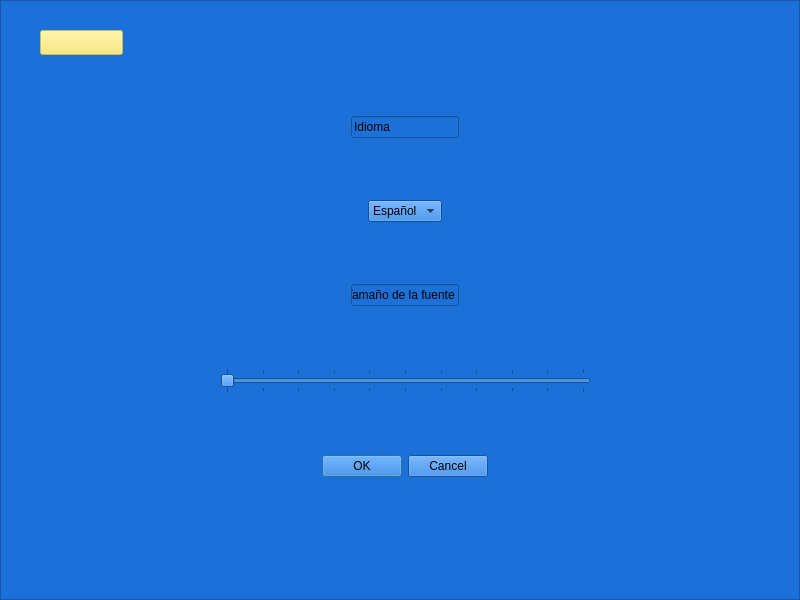
guille31794/latency_tester, file LatencyTester/startscreen.ui: the form before one commit.
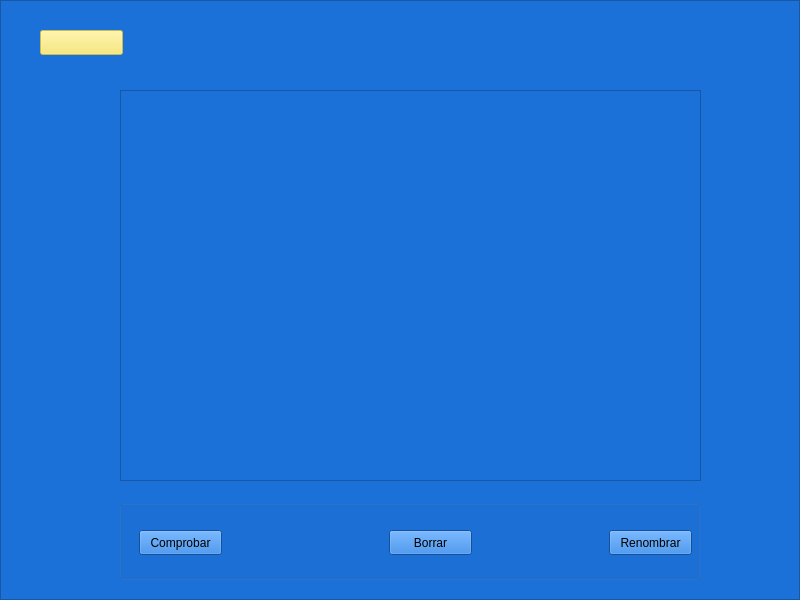
The form after the commit.

The edit to the form file:
```diff
--- a/LatencyTester/startscreen.ui
+++ b/LatencyTester/startscreen.ui
@@ -314,10 +314,95 @@
      </layout>
     </widget>
    </widget>
+   <widget class="QFrame" name="registryFrame">
+    <property name="geometry">
+     <rect>
+      <x>0</x>
+      <y>0</y>
+      <width>800</width>
+      <height>600</height>
+     </rect>
+    </property>
+    <property name="frameShape">
+     <enum>QFrame::StyledPanel</enum>
+    </property>
+    <property name="frameShadow">
+     <enum>QFrame::Raised</enum>
+    </property>
+    <widget class="QTreeView" name="registryTreeView">
+     <property name="geometry">
+      <rect>
+       <x>120</x>
+       <y>90</y>
+       <width>581</width>
+       <height>391</height>
+      </rect>
+     </property>
+    </widget>
+    <widget class="QGroupBox" name="registryButtonsBox">
+     <property name="geometry">
+      <rect>
+       <x>119</x>
+       <y>500</y>
+       <width>581</width>
+       <height>80</height>
+      </rect>
+     </property>
+     <property name="title">
+      <string/>
+     </property>
+     <property name="alignment">
+      <set>Qt::AlignCenter</set>
+     </property>
+     <property name="flat">
+      <bool>false</bool>
+     </property>
+     <widget class="QPushButton" name="checkRegistryEntryButton">
+      <property name="geometry">
+       <rect>
+        <x>20</x>
+        <y>30</y>
+        <width>83</width>
+        <height>25</height>
+       </rect>
+      </property>
+      <property name="text">
+       <string>Comprobar</string>
+      </property>
+     </widget>
+     <widget class="QPushButton" name="deleteRegistryEntryButton">
+      <property name="geometry">
+       <rect>
+        <x>270</x>
+        <y>30</y>
+        <width>83</width>
+        <height>25</height>
+       </rect>
+      </property>
+      <property name="text">
+       <string>Borrar</string>
+      </property>
+     </widget>
+     <widget class="QPushButton" name="renameRegistryEntryButton">
+      <property name="geometry">
+       <rect>
+        <x>490</x>
+        <y>30</y>
+        <width>83</width>
+        <height>25</height>
+       </rect>
+      </property>
+      <property name="text">
+       <string>Renombrar</string>
+      </property>
+     </widget>
+    </widget>
+   </widget>
    <zorder>verticalLayoutWidget</zorder>
    <zorder>helpFrame</zorder>
    <zorder>generalInfoFrame</zorder>
    <zorder>settingsFrame</zorder>
+   <zorder>registryFrame</zorder>
    <zorder>backButton</zorder>
   </widget>
  </widget>
```
